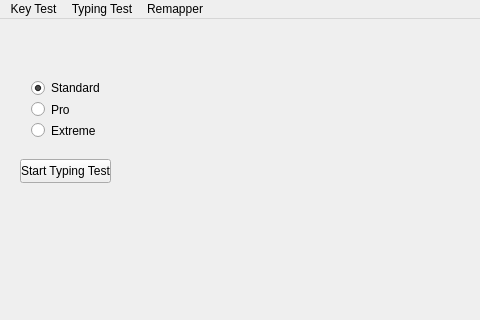
The window that resources/KeyScan.ui (ItzBlinkzy/KeyScan) describes before a commit, drawn with Qt 5; both pictures show x 0 to 480 and y 0 to 320 of the 1280 by 720 pixel window.
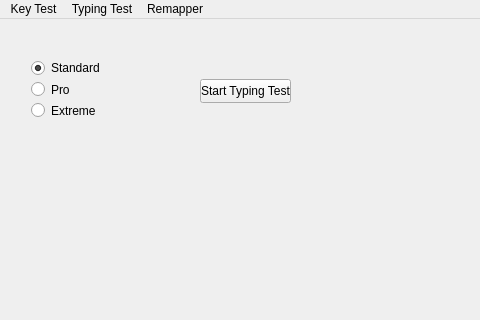
The same window after the commit.

Diff of the .ui file:
```diff
--- a/resources/KeyScan.ui
+++ b/resources/KeyScan.ui
@@ -57,8 +57,8 @@
       <widget class="QPushButton" name="start_typing_test_button">
        <property name="geometry">
         <rect>
-         <x>50</x>
-         <y>120</y>
+         <x>230</x>
+         <y>40</y>
          <width>91</width>
          <height>24</height>
         </rect>
@@ -71,7 +71,7 @@
        <property name="geometry">
         <rect>
          <x>40</x>
-         <y>20</y>
+         <y>0</y>
          <width>181</width>
          <height>91</height>
         </rect>
@@ -132,16 +132,14 @@
       <widget class="QWidget" name="words_widget" native="true">
        <property name="geometry">
         <rect>
-         <x>330</x>
-         <y>120</y>
-         <width>631</width>
-         <height>441</height>
+         <x>50</x>
+         <y>90</y>
+         <width>1241</width>
+         <height>501</height>
         </rect>
        </property>
        <property name="styleSheet">
-        <string notr="true">* {
-font-size: 25px;
-}</string>
+        <string notr="true"/>
        </property>
        <widget class="QWidget" name="horizontalLayoutWidget_13">
         <property name="geometry">
```
Left out of the diff: 66 changed lines with no effect on the pictures.
